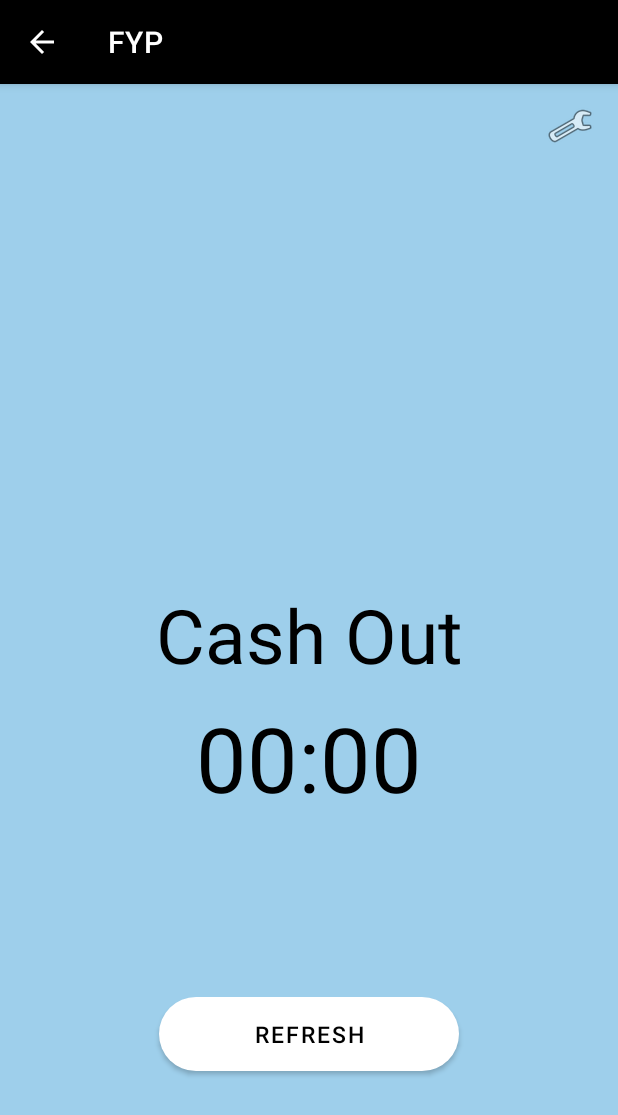
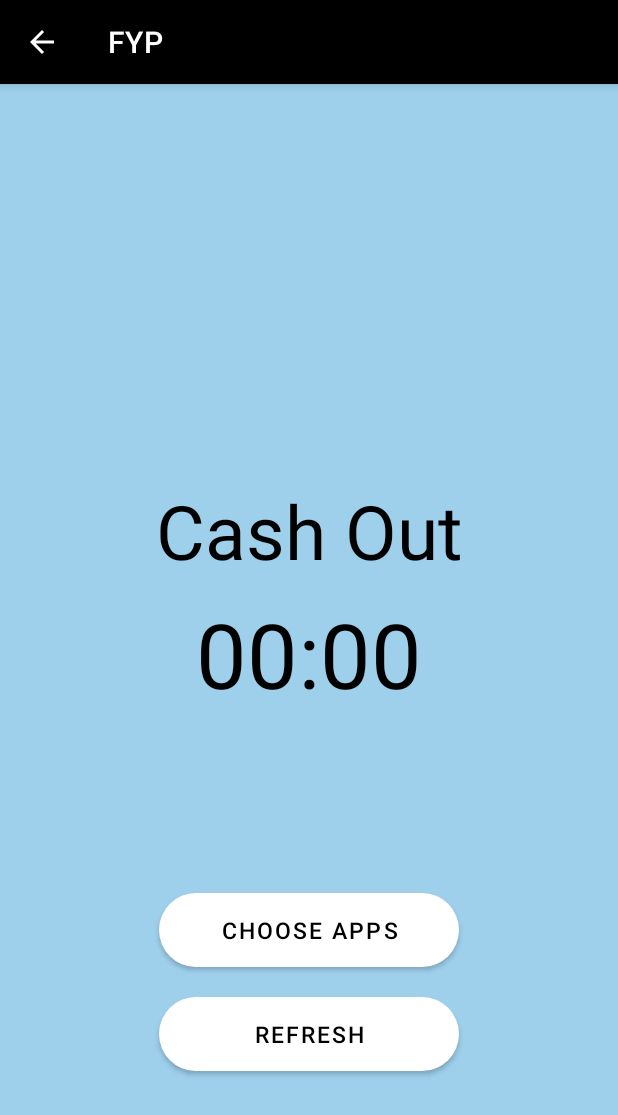
Before and after one commit to samliu000/FYP, an Android app: the CashOutPage screen opened directly, with no data from a screen before it, on a phone screen of 412 x 824 dp. Shown: the top 1115 px of the screen. Run offline under Robolectric (Android 15) with nearby library versions, the phone set to English and light mode, and no system bars.

Commit message:
Made wrench into a button

```diff
--- a/app/src/main/java/com/lahacks/fyp/CashOutPage.java
+++ b/app/src/main/java/com/lahacks/fyp/CashOutPage.java
@@ -48,6 +48,7 @@ public class CashOutPage extends AppCompatActivity {
     private TextView text_view_countdown;
     private Button button_start_pause;
     private Button button_refresh;
+    private Button chooseButton;
     private CountDownTimer countdown_timer;
 
     private long startTimeInMillis;
@@ -85,7 +86,7 @@ public class CashOutPage extends AppCompatActivity {
         compName = new ComponentName(this, MyAdmin.class);
 
         // initialize buttons
-        appSelection = findViewById(R.id.appSelection);
+        chooseButton = findViewById(R.id.button_choose);
 
         // persistence initialization
         prefs = getSharedPreferences("prefs", MODE_PRIVATE);
@@ -103,7 +104,7 @@ public class CashOutPage extends AppCompatActivity {
 
 
         // move to app selection
-        appSelection.setOnClickListener(new View.OnClickListener() {
+        chooseButton.setOnClickListener(new View.OnClickListener() {
             @Override
             public void onClick(View v) {
                 Intent intent = new Intent(CashOutPage.this, AppSelect.class);
--- a/app/src/main/res/layout/activity_cash_out_page.xml
+++ b/app/src/main/res/layout/activity_cash_out_page.xml
@@ -7,16 +7,6 @@
     android:layout_height="match_parent"
     android:background="@color/light_blue"
     tools:context=".CashOutPage">
-
-    <ImageView
-        android:id="@+id/appSelection"
-        android:layout_width="wrap_content"
-        android:layout_height="wrap_content"
-        android:layout_alignParentTop="true"
-        android:layout_alignParentEnd="true"
-        android:layout_marginTop="12dp"
-        android:layout_marginEnd="16dp"
-        app:srcCompat="@android:drawable/ic_menu_preferences" />
 
     <LinearLayout
         android:layout_width="match_parent"
@@ -63,6 +53,18 @@
             android:textSize="15sp" />
 
         <Button
+            android:id="@+id/button_choose"
+            android:layout_width="200dp"
+            android:layout_height="wrap_content"
+            android:layout_gravity="center"
+            android:layout_margin="10dp"
+            android:background="@drawable/rounded_button_white"
+            android:padding="8dp"
+            android:text="Choose Apps"
+            android:textColor="@color/black"
+            android:textSize="15sp" />
+
+        <Button
             android:id="@+id/button_refresh"
             android:layout_width="200dp"
             android:layout_height="wrap_content"
```
